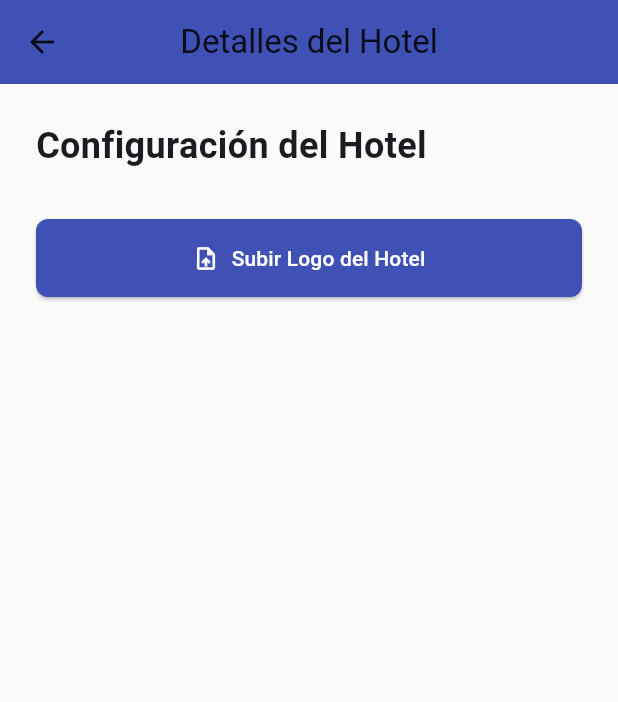
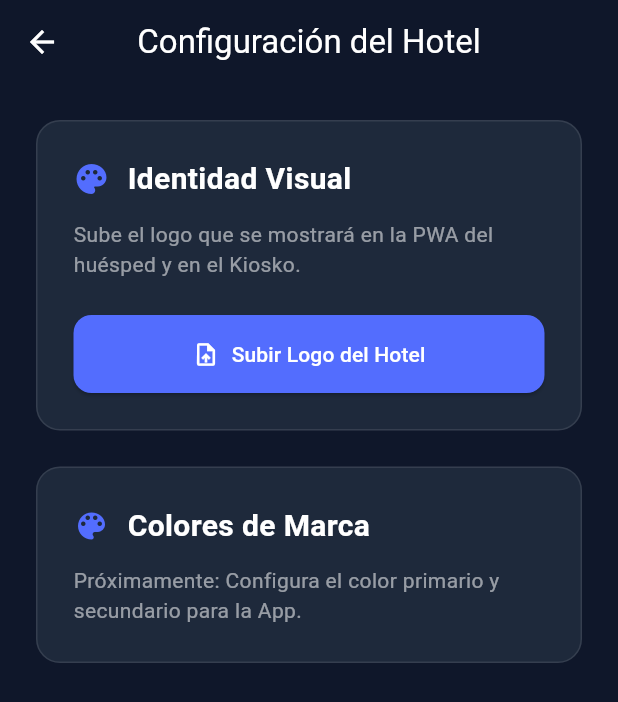
Before and after one commit to rfvaldezv/Loyaltybenefit-Admin, a Flutter app: the TenantDetailScreen screen opened directly with empty values, on a phone screen of 412 x 824 dp. Shown: the top 702 px of the screen. Run offline on Flutter 3.47's test engine with Material 3 defaults, Android fonts, the phone set to English and light mode, and no system bars; our stand-ins replace dio, flutter_riverpod; missing offline and left inert: dart:html; network calls fail.

Commit message:
Chore: Sincronizacion de estado estable

```diff
--- a/lib/features/dashboard/presentation/customers_list_screen.dart
+++ b/lib/features/dashboard/presentation/customers_list_screen.dart
@@ -13,7 +13,7 @@ class CustomersListScreen extends ConsumerStatefulWidget {
 
 class _CustomersListScreenState extends ConsumerState<CustomersListScreen> {
   bool _isLoading = true;
-  List<dynamic> _clientes = []; // Dejamos el warning de final (no rompe nada)
+  List<dynamic> _clientes = [];
 
   @override
   void initState() {
@@ -37,13 +37,12 @@ class _CustomersListScreenState extends ConsumerState<CustomersListScreen> {
       if (mounted) {
         setState(() => _isLoading = false);
         ScaffoldMessenger.of(context).showSnackBar(
-          SnackBar(content: Text('Error al cargar clientes: $e')),
+          SnackBar(content: Text('Error al cargar clientes: $e'), backgroundColor: Colors.redAccent),
         );
       }
     }
   }
 
-  // Modal para ajustar puntos
   void _mostrarModalAjuste(dynamic cliente) {
     final pointsController = TextEditingController();
     final reasonController = TextEditingController();
@@ -57,7 +56,8 @@ class _CustomersListScreenState extends ConsumerState<CustomersListScreen> {
         return StatefulBuilder(
           builder: (context, setStateDialog) {
             return AlertDialog(
-              title: Text('Ajustar Puntos a ${cliente['firstName']}'),
+              backgroundColor: const Color(0xFF1E293B),
+              title: Text('Ajustar Puntos a ${cliente['firstName']}', style: const TextStyle(color: Colors.white)),
               content: Column(
                 mainAxisSize: MainAxisSize.min,
                 children: [
@@ -68,6 +68,8 @@ class _CustomersListScreenState extends ConsumerState<CustomersListScreen> {
                           label: const Text('Abono (+)'),
                           selected: isAbono,
                           onSelected: (val) => setStateDialog(() => isAbono = true),
+                          selectedColor: Colors.green.withValues(alpha: 0.3),
+                          labelStyle: TextStyle(color: isAbono ? Colors.greenAccent : Colors.white54),
                         ),
                       ),
                       const SizedBox(width: 8),
@@ -76,6 +78,8 @@ class _CustomersListScreenState extends ConsumerState<CustomersListScreen> {
                           label: const Text('Cargo (-)'),
                           selected: !isAbono,
                           onSelected: (val) => setStateDialog(() => isAbono = false),
+                          selectedColor: Colors.red.withValues(alpha: 0.3),
+                          labelStyle: TextStyle(color: !isAbono ? Colors.redAccent : Colors.white54),
                         ),
                       ),
                     ],
@@ -84,19 +88,23 @@ class _CustomersListScreenState extends ConsumerState<CustomersListScreen> {
                   TextField(
                     controller: pointsController,
                     keyboardType: TextInputType.number,
+                    style: const TextStyle(color: Colors.white),
                     decoration: const InputDecoration(
                       labelText: 'Cantidad de puntos',
-                      prefixIcon: Icon(Icons.numbers),
-                      border: OutlineInputBorder(),
+                      labelStyle: TextStyle(color: Colors.white54),
+                      enabledBorder: OutlineInputBorder(borderSide: BorderSide(color: Colors.white24)),
+                      focusedBorder: OutlineInputBorder(borderSide: BorderSide(color: Colors.indigoAccent)),
                     ),
                   ),
                   const SizedBox(height: 16),
                   TextField(
                     controller: reasonController,
+                    style: const TextStyle(color: Colors.white),
                     decoration: const InputDecoration(
                       labelText: 'Razón del ajuste',
-                      prefixIcon: Icon(Icons.comment),
-                      border: OutlineInputBorder(),
+                      labelStyle: TextStyle(color: Colors.white54),
+                      enabledBorder: OutlineInputBorder(borderSide: BorderSide(color: Colors.white24)),
+                      focusedBorder: OutlineInputBorder(borderSide: BorderSide(color: Colors.indigoAccent)),
                     ),
                   ),
                 ],
@@ -104,7 +112,7 @@ class _CustomersListScreenState extends ConsumerState<CustomersListScreen> {
               actions: [
                 TextButton(
                   onPressed: () => Navigator.pop(dialogContext),
-                  child: const Text('Cancelar'),
+                  child: const Text('Cancelar', style: TextStyle(color: Colors.white54)),
                 ),
                 ElevatedButton(
                   onPressed: isSaving
@@ -133,16 +141,13 @@ class _CustomersListScreenState extends ConsumerState<CustomersListScreen> {
 
                           try {
                             final api = ref.read(apiClientProvider);
-                            // AQUÍ ESTÁ EL AJUSTE CORRECTO: pasamos el tenantId
                             await api.adjustPoints(cliente['id'], widget.tenantId, finalPoints, reason);
 
+                            // Si el modal sigue vivo, lo cerramos y mostramos mensaje
                             if (dialogContext.mounted) {
                               Navigator.pop(dialogContext);
                               ScaffoldMessenger.of(dialogContext).showSnackBar(
-                                const SnackBar(
-                                  content: Text('✅ Ajuste realizado correctamente'),
-                                  backgroundColor: Colors.green,
-                                ),
+                                const SnackBar(content: Text('✅ Ajuste realizado correctamente'), backgroundColor: Colors.green),
                               );
                               _cargarClientes();
                             }
@@ -150,16 +155,14 @@ class _CustomersListScreenState extends ConsumerState<CustomersListScreen> {
                             setStateDialog(() => isSaving = false);
                             if (dialogContext.mounted) {
                               ScaffoldMessenger.of(dialogContext).showSnackBar(
-                                SnackBar(
-                                  content: Text('❌ Error: $e'),
-                                  backgroundColor: Colors.red,
-                                ),
+                                SnackBar(content: Text('❌ Error: $e'), backgroundColor: Colors.redAccent),
                               );
                             }
                           }
                         },
+                  style: ElevatedButton.styleFrom(backgroundColor: Colors.indigoAccent),
                   child: isSaving
-                      ? const SizedBox(width: 20, height: 20, child: CircularProgressIndicator(strokeWidth: 2))
+                      ? const SizedBox(width: 20, height: 20, child: CircularProgressIndicator(strokeWidth: 2, color: Colors.white))
                       : const Text('Guardar Ajuste'),
                 ),
               ],
@@ -173,9 +176,12 @@ class _CustomersListScreenState extends ConsumerState<CustomersListScreen> {
   @override
   Widget build(BuildContext context) {
     return Scaffold(
+      backgroundColor: const Color(0xFF0F172A), // Fondo oscuro
       appBar: AppBar(
         title: const Text('Directorio de Clientes'),
-        backgroundColor: Colors.indigo,
+        backgroundColor: Colors.transparent,
+        elevation: 0,
+        foregroundColor: Colors.white,
         actions: [
           IconButton(
             icon: const Icon(Icons.card_giftcard),
@@ -183,9 +189,7 @@ class _CustomersListScreenState extends ConsumerState<CustomersListScreen> {
             onPressed: () {
               Navigator.push(
                 context,
-                MaterialPageRoute(
-                  builder: (_) => GuestPortalScreen(tenantId: widget.tenantId),
-                ),
+                MaterialPageRoute(builder: (_) => GuestPortalScreen(tenantId: widget.tenantId)),
               );
             },
           ),
@@ -196,20 +200,25 @@ class _CustomersListScreenState extends ConsumerState<CustomersListScreen> {
         ],
       ),
       body: _isLoading
-          ? const Center(child: CircularProgressIndicator())
+          ? const Center(child: CircularProgressIndicator(color: Colors.indigoAccent))
           : _clientes.isEmpty
               ? const Center(
-                  child: Text('No hay clientes registrados aún.', style: TextStyle(color: Colors.grey, fontSize: 18)),
+                  child: Text('No hay clientes registrados aún.', style: TextStyle(color: Colors.white54, fontSize: 18)),
                 )
               : ListView.builder(
-                  padding: const EdgeInsets.all(16),
+                  padding: const EdgeInsets.all(24),
                   itemCount: _clientes.length,
                   itemBuilder: (context, index) {
                     final cliente = _clientes[index];
                     return Card(
+                      color: const Color(0xFF1E293B), // Fondo de tarjeta oscuro
                       margin: const EdgeInsets.only(bottom: 12),
-                      shape: RoundedRectangleBorder(borderRadius: BorderRadius.circular(12)),
+                      shape: RoundedRectangleBorder(
+                        borderRadius: BorderRadius.circular(12),
+                        side: BorderSide(color: Colors.white.withValues(alpha: 0.1)), // Borde sutil
+                      ),
                       child: ListTile(
+                        contentPadding: const EdgeInsets.symmetric(horizontal: 20, vertical: 8),
                         onTap: () {
                           Navigator.push(
                             context,
@@ -222,23 +231,23 @@ class _CustomersListScreenState extends ConsumerState<CustomersListScreen> {
                           );
                         },
                         leading: CircleAvatar(
-                          backgroundColor: Colors.indigo.withValues(alpha: 0.1),
+                          backgroundColor: Colors.indigoAccent.withValues(alpha: 0.2),
                           child: Text(
                             cliente['firstName']?.substring(0, 1).toUpperCase() ?? '?',
-                            style: const TextStyle(color: Colors.indigo, fontWeight: FontWeight.bold),
+                            style: const TextStyle(color: Colors.indigoAccent, fontWeight: FontWeight.bold),
                           ),
                         ),
-                        title: Text('${cliente['firstName']} ${cliente['lastName']}'),
-                        subtitle: Text(cliente['email']),
+                        title: Text('${cliente['firstName']} ${cliente['lastName']}', style: const TextStyle(color: Colors.white, fontWeight: FontWeight.bold)),
+                        subtitle: Text(cliente['email'], style: const TextStyle(color: Colors.white54)),
                         trailing: Row(
                           mainAxisSize: MainAxisSize.min,
                           children: [
                             IconButton(
-                              icon: const Icon(Icons.add_circle, color: Colors.indigo),
+                              icon: const Icon(Icons.add_circle, color: Colors.greenAccent),
                               tooltip: 'Ajustar Puntos',
                               onPressed: () => _mostrarModalAjuste(cliente),
                             ),
-                            const Icon(Icons.chevron_right, color: Colors.indigo),
+                            const Icon(Icons.chevron_right, color: Colors.white54),
                           ],
                         ),
                       ),
--- a/lib/features/dashboard/presentation/tenant_detail_screen.dart
+++ b/lib/features/dashboard/presentation/tenant_detail_screen.dart
@@ -1,3 +1,4 @@
+// ignore_for_file: avoid_web_libraries_in_flutter, deprecated_member_use
 import 'dart:html' as html;
 import 'dart:typed_data';
 import 'package:flutter/material.dart';
@@ -16,18 +17,15 @@ class _TenantDetailScreenState extends ConsumerState<TenantDetailScreen> {
   bool _isUploading = false;
 
   Future<void> _subirLogo() async {
-    // 1. Abrir el selector de archivos nativo del navegador
     final html.FileUploadInputElement input = html.FileUploadInputElement()..accept = 'image/*';
     input.click();
 
-    // 2. Esperar a que el usuario seleccione un archivo
     await input.onChange.first;
     if (input.files!.isEmpty) return;
 
     final file = input.files!.first;
     final reader = html.FileReader();
 
-    // 3. Leer el archivo
     reader.readAsArrayBuffer(file);
     await reader.onLoad.first;
 
@@ -38,7 +36,6 @@ class _TenantDetailScreenState extends ConsumerState<TenantDetailScreen> {
 
     try {
       final api = ref.read(apiClientProvider);
-      // Subimos los bytes usando el método que creamos en el ApiClient
       await api.uploadLogoBytes(widget.tenantId, bytes, fileName);
 
       if (mounted) {
@@ -49,7 +46,7 @@ class _TenantDetailScreenState extends ConsumerState<TenantDetailScreen> {
     } catch (e) {
       if (mounted) {
         ScaffoldMessenger.of(context).showSnackBar(
-          SnackBar(content: Text('❌ Error: $e'), backgroundColor: Colors.red),
+          SnackBar(content: Text('❌ Error: $e'), backgroundColor: Colors.redAccent),
         );
       }
     } finally {
@@ -60,20 +57,45 @@ class _TenantDetailScreenState extends ConsumerState<TenantDetailScreen> {
   @override
   Widget build(BuildContext context) {
     return Scaffold(
+      backgroundColor: const Color(0xFF0F172A), // Fondo oscuro
       appBar: AppBar(
-        title: const Text('Detalles del Hotel'),
-        backgroundColor: Colors.indigo,
+        title: const Text('Configuración del Hotel'),
+        backgroundColor: Colors.transparent,
+        elevation: 0,
+        foregroundColor: Colors.white,
       ),
-      body: Padding(
+      body: SingleChildScrollView(
         padding: const EdgeInsets.all(24.0),
         child: Column(
           crossAxisAlignment: CrossAxisAlignment.stretch,
           children: [
+            // Tarjeta de Identidad Visual
+            Container(
+              padding: const EdgeInsets.all(24),
+              decoration: BoxDecoration(
+                color: const Color(0xFF1E293B),
+                borderRadius: BorderRadius.circular(16),
+                border: Border.all(color: Colors.white.withValues(alpha: 0.1)),
+              ),
+              child: Column(
+                crossAxisAlignment: CrossAxisAlignment.start,
+                children: [
+                  const Row(
+                    children: [
+                      Icon(Icons.palette, color: Colors.indigoAccent),
+                      SizedBox(width: 12),
+                      Text(
+                        'Identidad Visual',
+                        style: TextStyle(color: Colors.white, fontSize: 20, fontWeight: FontWeight.bold),
+                      ),
+                    ],
+                  ),
+                  const SizedBox(height: 12),
                   const Text(
-              'Configuración del Hotel',
-              style: TextStyle(fontSize: 24, fontWeight: FontWeight.bold),
+                    'Sube el logo que se mostrará en la PWA del huésped y en el Kiosko.',
+                    style: TextStyle(color: Colors.white54, fontSize: 14),
                   ),
-            const SizedBox(height: 32),
+                  const SizedBox(height: 24),
                   ElevatedButton.icon(
                     onPressed: _isUploading ? null : _subirLogo,
                     icon: _isUploading
@@ -81,9 +103,44 @@ class _TenantDetailScreenState extends ConsumerState<TenantDetailScreen> {
                         : const Icon(Icons.upload_file),
                     label: Text(_isUploading ? 'Subiendo...' : 'Subir Logo del Hotel'),
                     style: ElevatedButton.styleFrom(
-                backgroundColor: Colors.indigo,
+                      backgroundColor: Colors.indigoAccent,
                       foregroundColor: Colors.white,
-                padding: const EdgeInsets.symmetric(vertical: 16),
+                      padding: const EdgeInsets.symmetric(vertical: 16, horizontal: 24),
+                      shape: RoundedRectangleBorder(borderRadius: BorderRadius.circular(12)),
+                    ),
+                  ),
+                ],
+              ),
+            ),
+            const SizedBox(height: 24),
+
+            // Tarjeta de Colores (puedes agregarle la lógica después)
+            Container(
+              padding: const EdgeInsets.all(24),
+              decoration: BoxDecoration(
+                color: const Color(0xFF1E293B),
+                borderRadius: BorderRadius.circular(16),
+                border: Border.all(color: Colors.white.withValues(alpha: 0.1)),
+              ),
+              child: Column(
+                crossAxisAlignment: CrossAxisAlignment.start,
+                children: [
+                  const Row(
+                    children: [
+                      Icon(Icons.color_lens, color: Colors.indigoAccent),
+                      SizedBox(width: 12),
+                      Text(
+                        'Colores de Marca',
+                        style: TextStyle(color: Colors.white, fontSize: 20, fontWeight: FontWeight.bold),
+                      ),
+                    ],
+                  ),
+                  const SizedBox(height: 12),
+                  const Text(
+                    'Próximamente: Configura el color primario y secundario para la App.',
+                    style: TextStyle(color: Colors.white54, fontSize: 14),
+                  ),
+                ],
               ),
             ),
           ],
```
Lines whose indentation alone changed are shown as unchanged.
